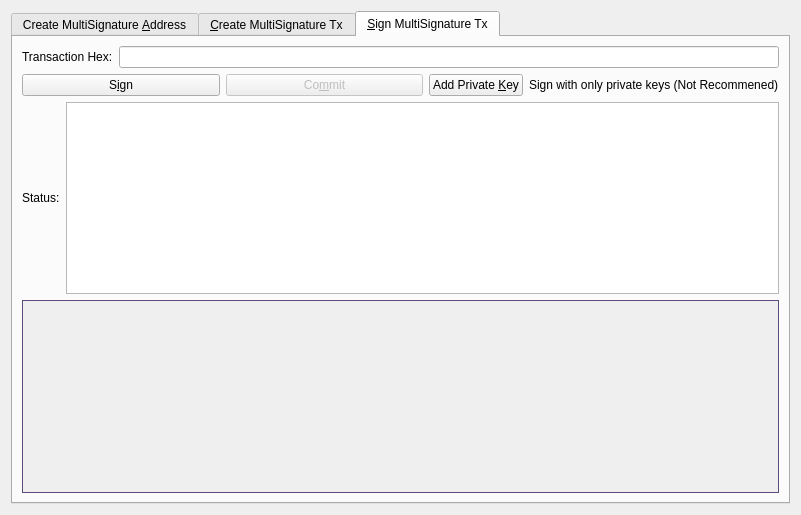
Old version of the form src/qt/forms/multisigdialog.ui in the repository Hotchain-HOTX/Hotchain.
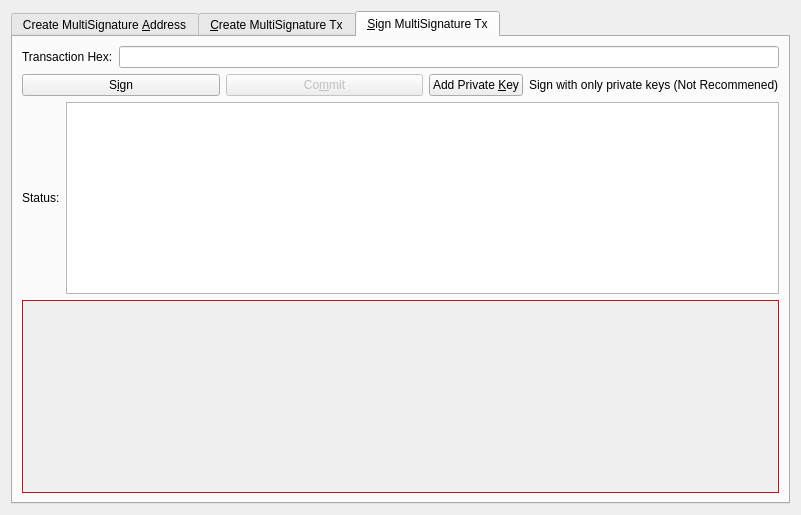
New version of the form. The open tabs and pages were chosen to show the change. Icons and pictures are not drawn.

Patch:
```diff
--- a/src/qt/forms/multisigdialog.ui
+++ b/src/qt/forms/multisigdialog.ui
@@ -23,7 +23,7 @@
    <item>
     <widget class="QTabWidget" name="multisigTabWidget">
      <property name="styleSheet">
-      <string notr="true">QScrollArea{border: 1px solid #5b4c7c;}</string>
+      <string notr="true">QScrollArea{border: 1px solid #c2111d;}</string>
      </property>
      <property name="currentIndex">
       <number>1</number>
@@ -593,13 +593,13 @@
      <widget class="QWidget" name="signMultisigTransaction">
       <property name="styleSheet">
        <string notr="true">txScrollArea:{
-	border: 1px solid #5b4c7c;
+	border: 1px solid #c2111d;
 }
 keyScrollArea:{
-	border: 1px solid #5b4c7c;
+	border: 1px solid #c2111d;
 }
 txScrollArea:{
-	border: 1px solid #5b4c7c;
+	border: 1px solid #c2111d;
 }</string>
       </property>
       <attribute name="title">
```
